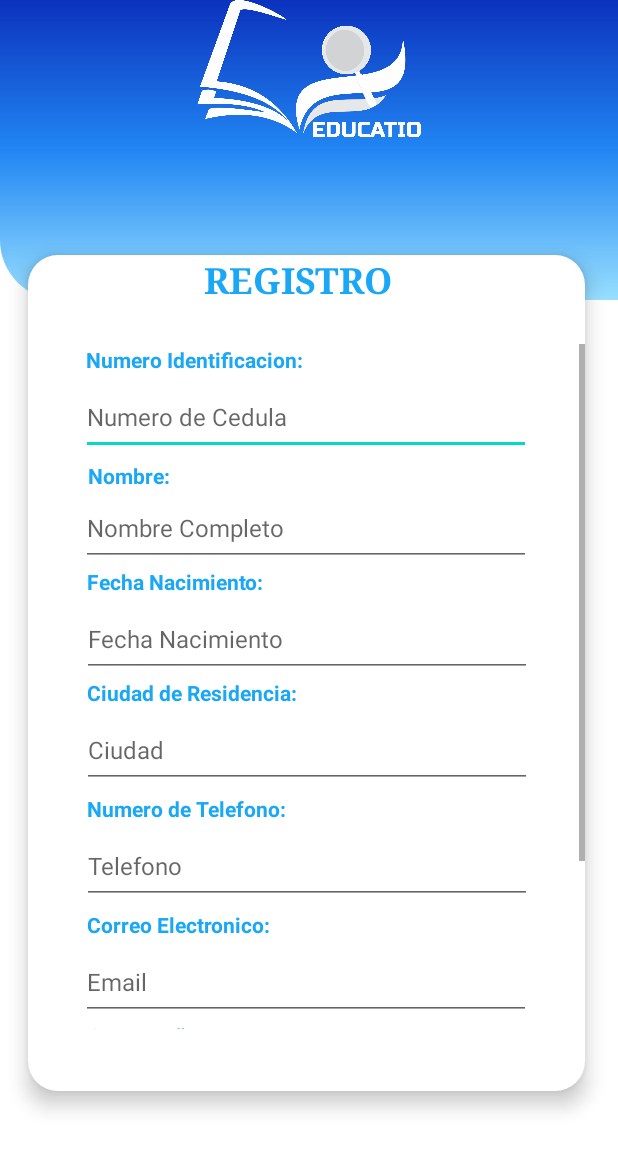
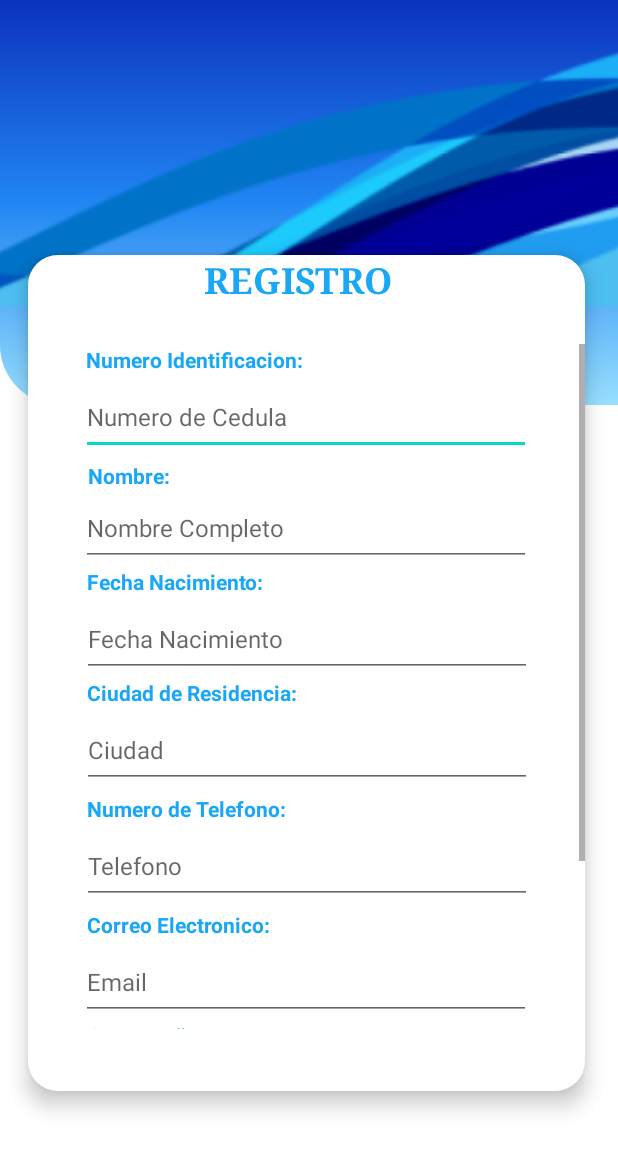
Before and after one commit to jhonrivera1100/EducatioApp, an Android app: the layout activity_registro.xml on its own in the app's theme, with its tools: preview values and no code run, on a phone screen of 412 x 824 dp. Shown: the top 1150 px of the screen. Run offline under Robolectric (Android 15) with nearby library versions, the phone set to English and light mode, and no system bars.

Commit message:
azul imagen login y registro

```diff
--- a/app/src/main/res/drawable/layer_background.xml
+++ b/app/src/main/res/drawable/layer_background.xml
@@ -4,12 +4,7 @@
     <item>
         <shape android:shape="rectangle">
             <corners android:bottomLeftRadius="40dp" android:bottomRightRadius="40dp"/>
-            <gradient
-                android:type="linear"
-                android:angle="90"
-                android:startColor="#98DFFF"
-                android:centerColor="#2186F3"
-                android:endColor="#0B32BD" />
+
         </shape>
     </item>
     <!-- Imagen superpuesta -->
--- a/app/src/main/res/layout/activity_login.xml
+++ b/app/src/main/res/layout/activity_login.xml
@@ -14,7 +14,7 @@
 
         <ImageView
             android:layout_width="match_parent"
-            android:layout_height="246dp"
+            android:layout_height="204dp"
             android:scaleType="fitXY"
             android:src="@drawable/layer_background" />
     </LinearLayout>
--- a/app/src/main/res/layout/activity_registro.xml
+++ b/app/src/main/res/layout/activity_registro.xml
@@ -10,16 +10,15 @@
 
     <LinearLayout
         android:layout_width="match_parent"
-        android:layout_height="200dp"
+        android:layout_height="270dp"
         android:background="@drawable/blue_nav"
         tools:ignore="MissingConstraints" >
 
         <ImageView
-            android:id="@+id/imageView2"
-            android:layout_width="100dp"
-            android:layout_height="91dp"
-            android:layout_weight="1"
-            android:src="@drawable/logopngblanco__2_" />
+            android:layout_width="match_parent"
+            android:layout_height="204dp"
+            android:scaleType="fitXY"
+            android:src="@drawable/layer_background" />
     </LinearLayout>
 
     <RelativeLayout
```
